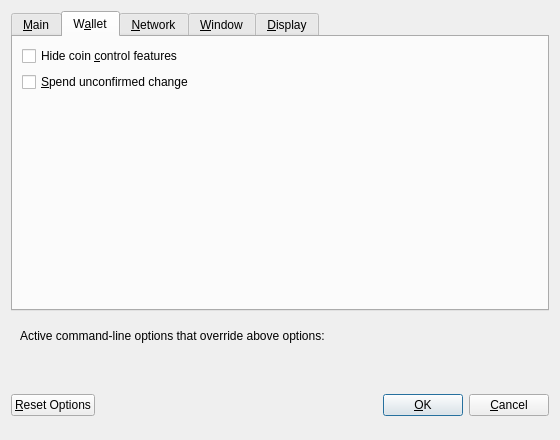
This is src/qt/forms/optionsdialog.ui in VadiqueMe/dogecoin as Qt 5 draws it before an edit. The edited form follows.
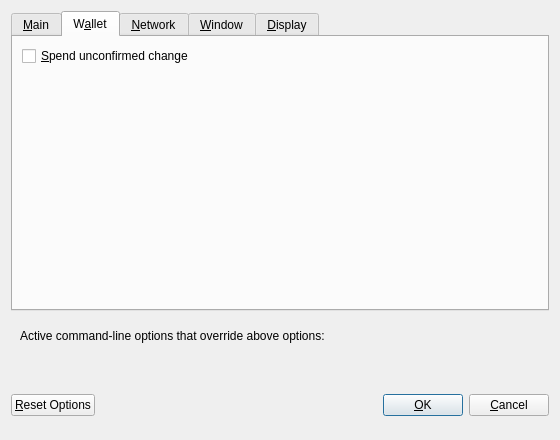
This is the edited form. The open tabs and pages were chosen to show the change. Custom widgets are drawn as their Qt base class.

Commit message:
redesign the send coins page
and some love for other pages too

Diff of the .ui file:
```diff
--- a/src/qt/forms/optionsdialog.ui
+++ b/src/qt/forms/optionsdialog.ui
@@ -137,13 +137,6 @@
        <string>W&amp;allet</string>
       </attribute>
       <layout class="QVBoxLayout" name="verticalLayout_Wallet">
-          <item>
-           <widget class="QCheckBox" name="hideCoinControlFeatures">
-            <property name="text">
-             <string>Hide coin &amp;control features</string>
-            </property>
-           </widget>
-          </item>
           <item>
            <widget class="QCheckBox" name="spendZeroConfChange">
             <property name="toolTip">
```
The commit also changes 149 other files.
